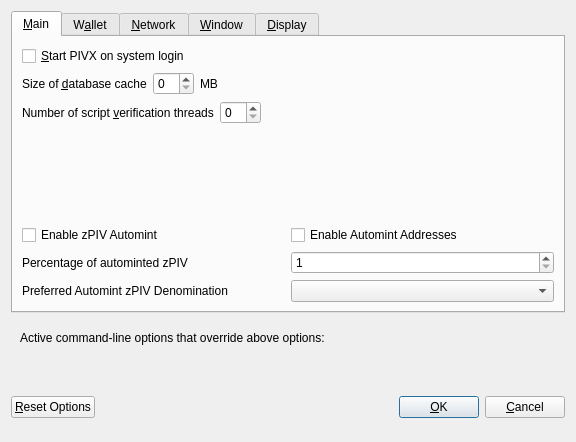
Qt form src/qt/forms/optionsdialog.ui (stakecube/stakecubecoin-archive) before a commit.
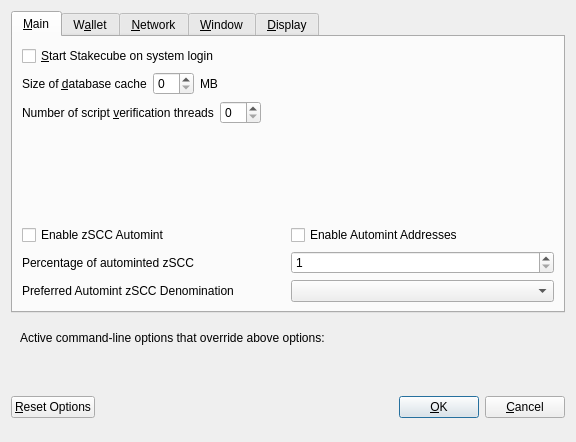
The same form after that commit. Custom widgets are drawn as their Qt base class.

The edit to the form file:
```diff
--- a/src/qt/forms/optionsdialog.ui
+++ b/src/qt/forms/optionsdialog.ui
@@ -33,7 +33,7 @@
           <string>Automatically start PIVX after logging in to the system.</string>
          </property>
          <property name="text">
-          <string>&amp;Start PIVX on system login</string>
+          <string>&amp;Start Stakecube on system login</string>
          </property>
         </widget>
        </item>
@@ -147,7 +147,7 @@
                <enum>Qt::LeftToRight</enum>
               </property>
               <property name="text">
-               <string>Enable zPIV Automint</string>
+               <string>Enable zSCC Automint</string>
               </property>
              </widget>
             </item>
@@ -174,7 +174,7 @@
                <string>Percentage of incoming SCC which get automatically converted to zPIV via Zerocoin Protocol (min: 10%)</string>
               </property>
               <property name="text">
-               <string>Percentage of autominted zPIV</string>
+               <string>Percentage of autominted zSCC</string>
               </property>
              </widget>
             </item>
@@ -207,7 +207,7 @@
                <string>Wait with automatic conversion to Zerocoin until enough SCC for this denomination is available</string>
               </property>
               <property name="text">
-               <string>Preferred Automint zPIV Denomination</string>
+               <string>Preferred Automint zSCC Denomination</string>
               </property>
              </widget>
             </item>
```
Left out of the diff: 14 changed lines with no effect on the pictures.
